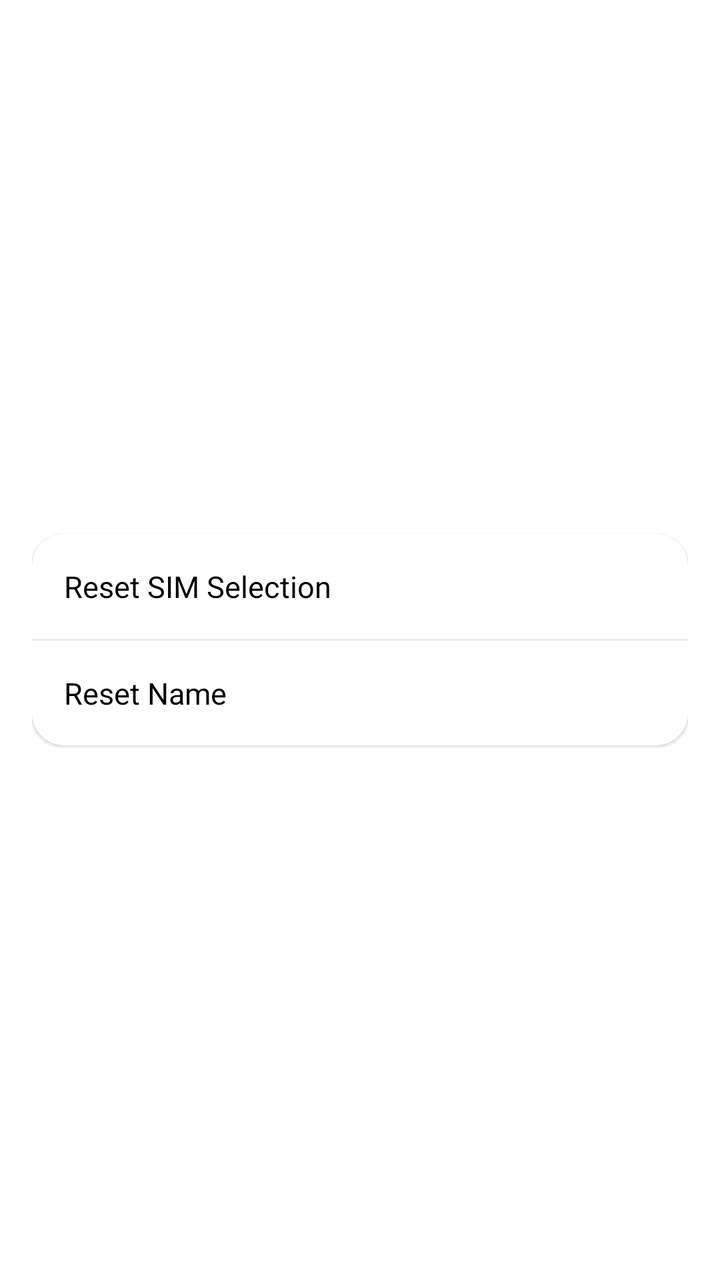
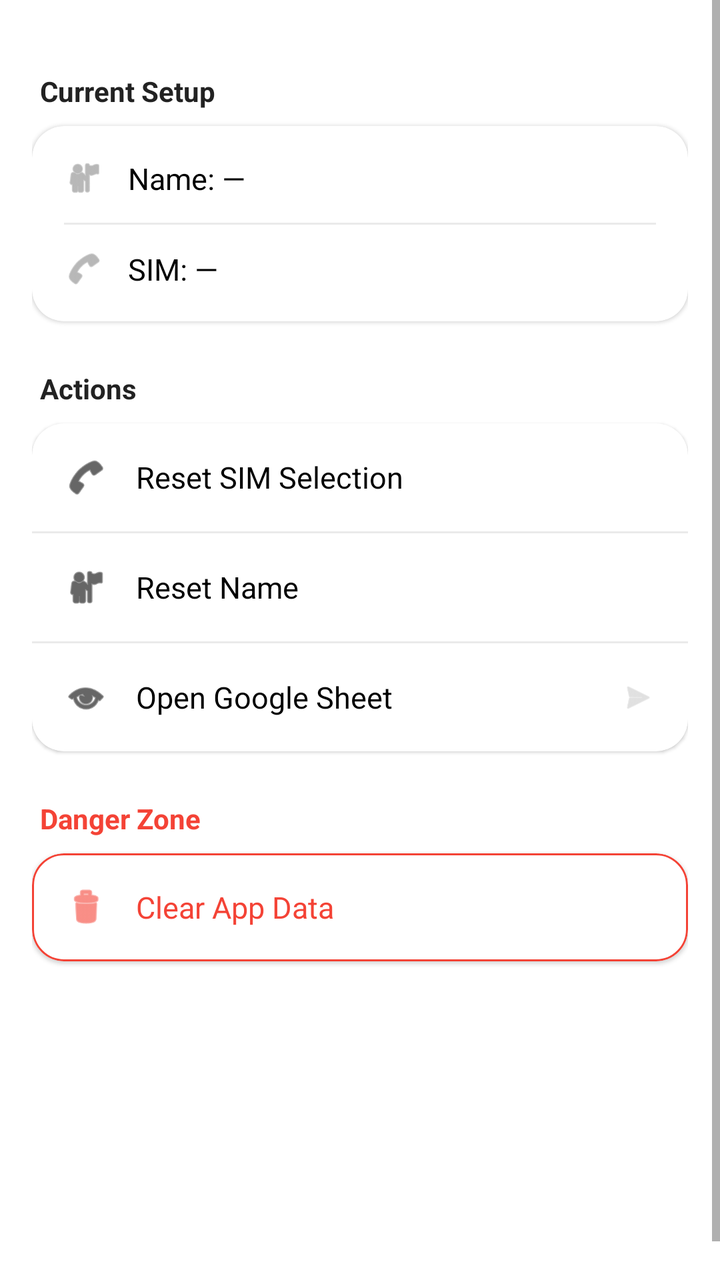

The first picture is an Android layout as it rendered before a commit; the second is the same layout after the commit. The layout source and the unified diff follow.
<!-- AndroidManifest.xml: application theme Theme.Calls -->
<!-- res/layout/fragment_settings.xml -->
<?xml version="1.0" encoding="utf-8"?>
<RelativeLayout xmlns:android="http://schemas.android.com/apk/res/android"
    xmlns:app="http://schemas.android.com/apk/res-auto"
    android:layout_width="match_parent"
    android:layout_height="match_parent"
    android:padding="16dp">

    <com.google.android.material.card.MaterialCardView
        android:layout_width="match_parent"
        android:layout_height="wrap_content"
        android:layout_centerInParent="true"
        app:cardCornerRadius="16dp"
        app:cardElevation="1dp">

        <LinearLayout
            android:layout_width="match_parent"
            android:layout_height="wrap_content"
            android:orientation="vertical">

            <TextView
                android:id="@+id/btnResetSim"
                android:layout_width="match_parent"
                android:layout_height="wrap_content"
                android:padding="16dp"
                android:text="Reset SIM Selection"
                android:textSize="15sp"
                android:textColor="@color/black"
                android:background="?attr/selectableItemBackground"
                android:clickable="true"
                android:focusable="true"/>

            <View
                android:layout_width="match_parent"
                android:layout_height="1dp"
                android:background="#15000000"/>

            <TextView
                android:id="@+id/btnResetName"
                android:layout_width="match_parent"
                android:layout_height="wrap_content"
                android:padding="16dp"
                android:text="Reset Name"
                android:textSize="15sp"
                android:textColor="@color/black"
                android:background="?attr/selectableItemBackground"
                android:clickable="true"
                android:focusable="true"/>

        </LinearLayout>
    </com.google.android.material.card.MaterialCardView>

</RelativeLayout>
<!-- resources referenced by this layout -->
<resources>
  <color name="black">#FF000000</color>
  <style name="Theme.Calls" parent="Theme.MaterialComponents.Light.NoActionBar">
          <item name="colorPrimary">@color/button</item>
          <item name="colorOnPrimary">@color/buttonText</item>
          <item name="android:statusBarColor">@color/background</item>
      </style>
  <color name="button">#212121</color>
  <color name="buttonText">#F9F9F9</color>
  <color name="background">#777777</color>
</resources>

<!-- the commit's change to res/layout/fragment_settings.xml (unified diff, before → after) -->
@@ -1,52 +1,271 @@
 <?xml version="1.0" encoding="utf-8"?>
-<RelativeLayout xmlns:android="http://schemas.android.com/apk/res/android"
+<ScrollView xmlns:android="http://schemas.android.com/apk/res/android"
     xmlns:app="http://schemas.android.com/apk/res-auto"
     android:layout_width="match_parent"
     android:layout_height="match_parent"
-    android:padding="16dp">
-
-    <com.google.android.material.card.MaterialCardView
+    android:fillViewport="true">
+
+    <LinearLayout
         android:layout_width="match_parent"
         android:layout_height="wrap_content"
-        android:layout_centerInParent="true"
-        app:cardCornerRadius="16dp"
-        app:cardElevation="1dp">
-
-        <LinearLayout
+        android:orientation="vertical"
+        android:padding="16dp"
+        android:layout_marginTop="20dp">
+
+        
+        <TextView
+            android:layout_width="wrap_content"
+            android:layout_height="wrap_content"
+            android:text="Current Setup"
+            android:textSize="14sp"
+            android:textStyle="bold"
+            android:textColor="#222222"
+            android:layout_marginBottom="8dp"
+            android:layout_marginStart="4dp"/>
+
+        <com.google.android.material.card.MaterialCardView
             android:layout_width="match_parent"
             android:layout_height="wrap_content"
-            android:orientation="vertical">
-
-            <TextView
-                android:id="@+id/btnResetSim"
+            android:layout_marginBottom="24dp"
+            app:cardCornerRadius="16dp"
+            app:cardElevation="1dp">
+
+            <LinearLayout
                 android:layout_width="match_parent"
                 android:layout_height="wrap_content"
+                android:orientation="vertical"
+                android:padding="16dp">
+
+                <LinearLayout
+                    android:layout_width="match_parent"
+                    android:layout_height="wrap_content"
+                    android:orientation="horizontal"
+                    android:gravity="center_vertical">
+
+                    <ImageView
+                        android:layout_width="20dp"
+                        android:layout_height="20dp"
+                        android:src="@android:drawable/ic_menu_myplaces"
+                        app:tint="#888888"/>
+
+                    <TextView
+                        android:id="@+id/tvCurrentName"
+                        android:layout_width="0dp"
+                        android:layout_height="wrap_content"
+                        android:layout_weight="1"
+                        android:layout_marginStart="12dp"
+                        android:text="Name: —"
+                        android:textSize="15sp"
+                        android:textColor="@color/black"/>
+
+                </LinearLayout>
+
+                <View
+                    android:layout_width="match_parent"
+                    android:layout_height="1dp"
+                    android:background="#15000000"
+                    android:layout_marginVertical="12dp"/>
+
+                <LinearLayout
+                    android:layout_width="match_parent"
+                    android:layout_height="wrap_content"
+                    android:orientation="horizontal"
+                    android:gravity="center_vertical">
+
+                    <ImageView
+                        android:layout_width="20dp"
+                        android:layout_height="20dp"
+                        android:src="@android:drawable/ic_menu_call"
+                        app:tint="#888888"/>
+
+                    <TextView
+                        android:id="@+id/tvCurrentSim"
+                        android:layout_width="0dp"
+                        android:layout_height="wrap_content"
+                        android:layout_weight="1"
+                        android:layout_marginStart="12dp"
+                        android:text="SIM: —"
+                        android:textSize="15sp"
+                        android:textColor="@color/black"/>
+
+                </LinearLayout>
+
+            </LinearLayout>
+        </com.google.android.material.card.MaterialCardView>
+
+        
+        <TextView
+            android:layout_width="wrap_content"
+            android:layout_height="wrap_content"
+            android:text="Actions"
+            android:textSize="14sp"
+            android:textStyle="bold"
+            android:textColor="#222222"
+            android:layout_marginBottom="8dp"
+            android:layout_marginStart="4dp"/>
+
+        <com.google.android.material.card.MaterialCardView
+            android:layout_width="match_parent"
+            android:layout_height="wrap_content"
+            android:layout_marginBottom="24dp"
+            app:cardCornerRadius="16dp"
+            app:cardElevation="1dp">
+
+            <LinearLayout
+                android:layout_width="match_parent"
+                android:layout_height="wrap_content"
+                android:orientation="vertical">
+
+                <LinearLayout
+                    android:id="@+id/btnResetSim"
+                    android:layout_width="match_parent"
+                    android:layout_height="wrap_content"
+                    android:orientation="horizontal"
+                    android:gravity="center_vertical"
+                    android:padding="16dp"
+                    android:background="?attr/selectableItemBackground"
+                    android:clickable="true"
+                    android:focusable="true">
+
+                    <ImageView
+                        android:layout_width="22dp"
+                        android:layout_height="22dp"
+                        android:src="@android:drawable/ic_menu_call"
+                        app:tint="@color/black"/>
+
+                    <TextView
+                        android:layout_width="0dp"
+                        android:layout_height="wrap_content"
+                        android:layout_weight="1"
+                        android:layout_marginStart="14dp"
+                        android:text="Reset SIM Selection"
+                        android:textSize="15sp"
+                        android:textColor="@color/black"/>
+
+                </LinearLayout>
+
+                <View
+                    android:layout_width="match_parent"
+                    android:layout_height="1dp"
+                    android:background="#15000000"/>
+
+                <LinearLayout
+                    android:id="@+id/btnResetName"
+                    android:layout_width="match_parent"
+                    android:layout_height="wrap_content"
+                    android:orientation="horizontal"
+                    android:gravity="center_vertical"
+                    android:padding="16dp"
+                    android:background="?attr/selectableItemBackground"
+                    android:clickable="true"
+                    android:focusable="true">
+
+                    <ImageView
+                        android:layout_width="22dp"
+                        android:layout_height="22dp"
+                        android:src="@android:drawable/ic_menu_myplaces"
+                        app:tint="@color/black"/>
+
+                    <TextView
+                        android:layout_width="0dp"
+                        android:layout_height="wrap_content"
+                        android:layout_weight="1"
+                        android:layout_marginStart="14dp"
+                        android:text="Reset Name"
+                        android:textSize="15sp"
+                        android:textColor="@color/black"/>
+
+                </LinearLayout>
+
+                <View
+                    android:layout_width="match_parent"
+                    android:layout_height="1dp"
+                    android:background="#15000000"/>
+
+                <LinearLayout
+                    android:id="@+id/btnOpenSheet"
+                    android:layout_width="match_parent"
+                    android:layout_height="wrap_content"
+                    android:orientation="horizontal"
+                    android:gravity="center_vertical"
+                    android:padding="16dp"
+                    android:background="?attr/selectableItemBackground"
+                    android:clickable="true"
+                    android:focusable="true">
+
+                    <ImageView
+                        android:layout_width="22dp"
+                        android:layout_height="22dp"
+                        android:src="@android:drawable/ic_menu_view"
+                        app:tint="@color/black"/>
+
+                    <TextView
+                        android:layout_width="0dp"
+                        android:layout_height="wrap_content"
+                        android:layout_weight="1"
+                        android:layout_marginStart="14dp"
+                        android:text="Open Google Sheet"
+                        android:textSize="15sp"
+                        android:textColor="@color/black"/>
+
+                    <ImageView
+                        android:layout_width="18dp"
+                        android:layout_height="18dp"
+                        android:src="@android:drawable/ic_menu_send"
+                        app:tint="#CCCCCC"/>
+
+                </LinearLayout>
+
+            </LinearLayout>
+        </com.google.android.material.card.MaterialCardView>
+
+        
+        <TextView
+            android:layout_width="wrap_content"
+            android:layout_height="wrap_content"
+            android:text="Danger Zone"
+            android:textSize="14sp"
+            android:textStyle="bold"
+            android:textColor="@color/call_missed"
+            android:layout_marginBottom="8dp"
+            android:layout_marginStart="4dp"/>
+
+        <com.google.android.material.card.MaterialCardView
+            android:layout_width="match_parent"
+            android:layout_height="wrap_content"
+            app:cardCornerRadius="16dp"
+            app:cardElevation="1dp"
+            app:strokeColor="@color/call_missed"
+            app:strokeWidth="1dp">
+
+            <LinearLayout
+                android:id="@+id/btnClearData"
+                android:layout_width="match_parent"
+                android:layout_height="wrap_content"
+                android:orientation="horizontal"
+                android:gravity="center_vertical"
                 android:padding="16dp"
-                android:text="Reset SIM Selection"
-                android:textSize="15sp"
-                android:textColor="@color/black"
                 android:background="?attr/selectableItemBackground"
                 android:clickable="true"
-                android:focusable="true"/>
-
-            <View
-                android:layout_width="match_parent"
-                android:layout_height="1dp"
-                android:background="#15000000"/>
-
-            <TextView
-                android:id="@+id/btnResetName"
-                android:layout_width="match_parent"
-                android:layout_height="wrap_content"
-                android:padding="16dp"
-                android:text="Reset Name"
-                android:textSize="15sp"
-                android:textColor="@color/black"
-                android:background="?attr/selectableItemBackground"
-                android:clickable="true"
-                android:focusable="true"/>
-
-        </LinearLayout>
-    </com.google.android.material.card.MaterialCardView>
-
-</RelativeLayout>
+                android:focusable="true">
+
+                <ImageView
+                    android:layout_width="22dp"
+                    android:layout_height="22dp"
+                    android:src="@android:drawable/ic_menu_delete"
+                    app:tint="@color/call_missed"/>
+
+                <TextView
+                    android:layout_width="0dp"
+                    android:layout_height="wrap_content"
+                    android:layout_weight="1"
+                    android:layout_marginStart="14dp"
+                    android:text="Clear App Data"
+                    android:textSize="15sp"
+                    android:textColor="@color/call_missed"/>
+
+            </LinearLayout>
+        </com.google.android.material.card.MaterialCardView>
+
+    </LinearLayout>
+</ScrollView>
<!-- resource entries referenced after the edit -->
@@ -1,6 +1,7 @@
 <!-- resources referenced by this layout -->
 <resources>
   <color name="black">#FF000000</color>
+  <color name="call_missed">#F44336</color>
   <style name="Theme.Calls" parent="Theme.MaterialComponents.Light.NoActionBar">
           <item name="colorPrimary">@color/button</item>
           <item name="colorOnPrimary">@color/buttonText</item>
